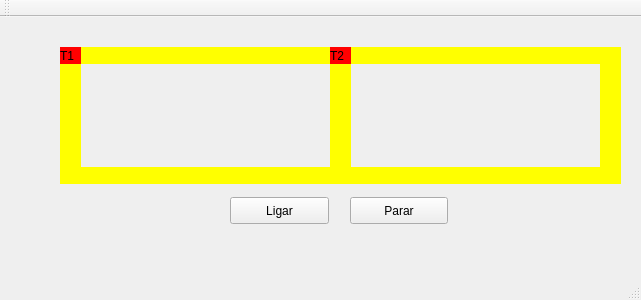
vhtor/ufrn-so, file trens/src/mainwindow.ui: the form before one commit.
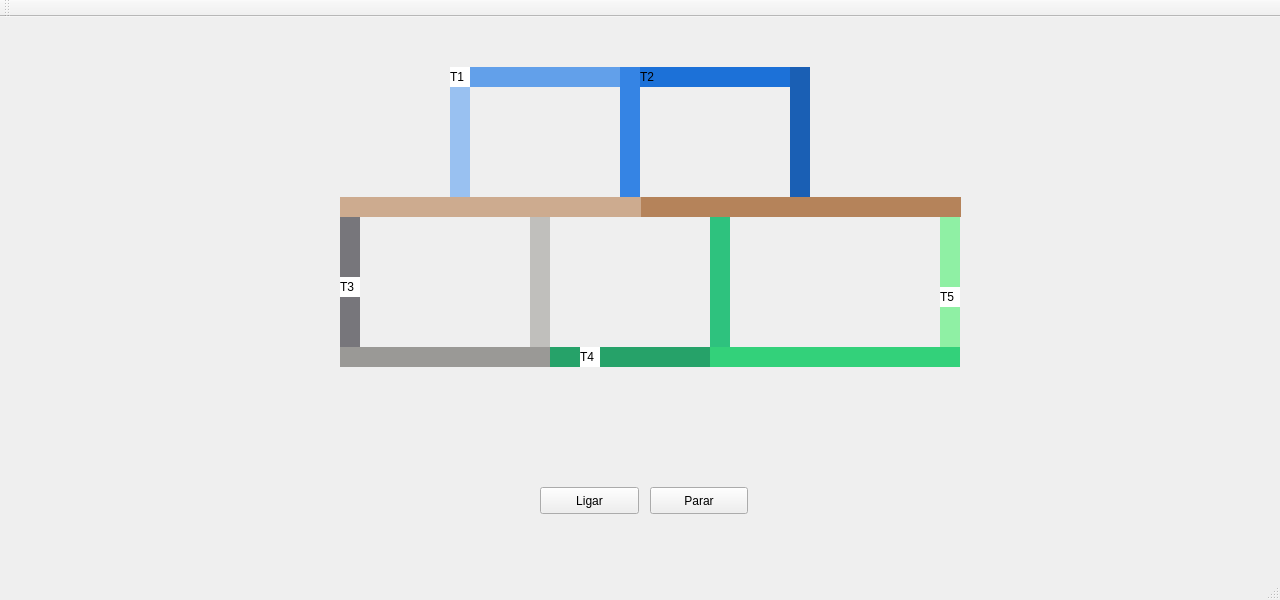
The form after the commit.

Commit message: Criados os trilhos e trens

Diff of the .ui file:
```diff
--- a/trens/src/mainwindow.ui
+++ b/trens/src/mainwindow.ui
@@ -6,8 +6,8 @@
    <rect>
     <x>0</x>
     <y>0</y>
-    <width>641</width>
-    <height>300</height>
+    <width>1280</width>
+    <height>600</height>
    </rect>
   </property>
   <property name="windowTitle">
@@ -17,88 +17,62 @@
    <widget class="QLabel" name="label_trem1">
     <property name="geometry">
      <rect>
-      <x>60</x>
-      <y>30</y>
-      <width>21</width>
-      <height>17</height>
+      <x>450</x>
+      <y>50</y>
+      <width>20</width>
+      <height>20</height>
      </rect>
     </property>
     <property name="styleSheet">
-     <string notr="true">QLabel { background: red}</string>
+     <string notr="true">QLabel { background: rgb(255, 255, 255)}</string>
     </property>
     <property name="text">
      <string>T1</string>
     </property>
    </widget>
-   <widget class="QLabel" name="label_trilho1">
-    <property name="geometry">
-     <rect>
-      <x>80</x>
-      <y>30</y>
-      <width>250</width>
-      <height>17</height>
-     </rect>
-    </property>
-    <property name="styleSheet">
-     <string notr="true">QLabel { background: yellow}</string>
-    </property>
-    <property name="text">
-     <string/>
-    </property>
-   </widget>
    <widget class="QLabel" name="label_trilho2">
     <property name="geometry">
      <rect>
-      <x>80</x>
-      <y>150</y>
-      <width>250</width>
-      <height>17</height>
+      <x>470</x>
+      <y>50</y>
+      <width>150</width>
+      <height>20</height>
      </rect>
     </property>
     <property name="styleSheet">
-     <string notr="true">QLabel { background: yellow}</string>
+     <string notr="true">QLabel { background: rgb(98, 160, 234)}</string>
     </property>
     <property name="text">
      <string/>
     </property>
    </widget>
-   <widget class="QLabel" name="label_trilho3">
+   <widget class="QLabel" name="label_trilho1">
     <property name="geometry">
      <rect>
-      <x>330</x>
-      <y>30</y>
-      <width>21</width>
-      <height>137</height>
+      <x>450</x>
+      <y>50</y>
+      <width>20</width>
+      <height>130</height>
      </rect>
     </property>
-    <property name="styleSheet">
-     <string notr="true">QLabel { background: yellow}</string>
+    <property name="autoFillBackground">
+     <bool>false</bool>
     </property>
-    <property name="text">
-     <string/>
-    </property>
-   </widget>
-   <widget class="QLabel" name="label_trilho4">
-    <property name="geometry">
-     <rect>
-      <x>60</x>
-      <y>30</y>
-      <width>21</width>
-      <height>137</height>
-     </rect>
-    </property>
     <property name="styleSheet">
-     <string notr="true">QLabel { background: yellow}</string>
+     <string notr="true">QLabel { background: rgb(153, 193, 241)}</string>
     </property>
     <property name="text">
      <string/>
     </property>
+    <property name="wordWrap">
+     <bool>false</bool>
+    </property>
    </widget>
-   <widget class="QPushButton" name="pushButton">
+   <widget class="QPushButton" name="pushButton_ligar">
     <property name="geometry">
      <rect>
-      <x>230</x>
-      <y>180</y>
+      <x>540</x>
+      <y>470</y>
       <width>99</width>
       <height>27</height>
      </rect>
@@ -107,11 +81,11 @@
      <string>Ligar</string>
     </property>
    </widget>
-   <widget class="QPushButton" name="pushButton_2">
+   <widget class="QPushButton" name="pushButton_parar">
     <property name="geometry">
      <rect>
-      <x>350</x>
-      <y>180</y>
+      <x>650</x>
+      <y>470</y>
       <width>98</width>
       <height>27</height>
      </rect>
@@ -120,88 +94,326 @@
      <string>Parar</string>
     </property>
    </widget>
-   <widget class="QLabel" name="label_trilho4_2">
-    <property name="geometry">
-     <rect>
-      <x>600</x>
-      <y>30</y>
-      <width>21</width>
-      <height>137</height>
-     </rect>
-    </property>
-    <property name="styleSheet">
-     <string notr="true">QLabel { background: yellow}</string>
-    </property>
-    <property name="text">
-     <string/>
-    </property>
-   </widget>
-   <widget class="QLabel" name="label_trilho1_2">
-    <property name="geometry">
-     <rect>
-      <x>350</x>
-      <y>30</y>
-      <width>250</width>
-      <height>17</height>
-     </rect>
-    </property>
-    <property name="styleSheet">
-     <string notr="true">QLabel { background: yellow}</string>
-    </property>
-    <property name="text">
-     <string/>
-    </property>
-   </widget>
-   <widget class="QLabel" name="label_trilho2_2">
-    <property name="geometry">
-     <rect>
-      <x>350</x>
-      <y>150</y>
-      <width>250</width>
-      <height>17</height>
-     </rect>
-    </property>
-    <property name="styleSheet">
-     <string notr="true">QLabel { background: yellow}</string>
-    </property>
-    <property name="text">
-     <string/>
-    </property>
-   </widget>
    <widget class="QLabel" name="label_trem2">
     <property name="geometry">
      <rect>
-      <x>330</x>
-      <y>30</y>
-      <width>21</width>
-      <height>17</height>
+      <x>640</x>
+      <y>50</y>
+      <width>20</width>
+      <height>20</height>
      </rect>
     </property>
     <property name="styleSheet">
-     <string notr="true">QLabel { background: red}</string>
+     <string notr="true">QLabel { background: rgb(255, 255, 255)};</string>
     </property>
     <property name="text">
      <string>T2</string>
     </property>
    </widget>
-   <zorder>label_trilho1</zorder>
+   <widget class="QLabel" name="label_trilho3">
+    <property name="geometry">
+     <rect>
+      <x>620</x>
+      <y>50</y>
+      <width>20</width>
+      <height>130</height>
+     </rect>
+    </property>
+    <property name="autoFillBackground">
+     <bool>false</bool>
+    </property>
+    <property name="styleSheet">
+     <string notr="true">QLabel { background: rgb(53, 132, 228)}</string>
+    </property>
+    <property name="text">
+     <string/>
+    </property>
+    <property name="wordWrap">
+     <bool>false</bool>
+    </property>
+   </widget>
+   <widget class="QLabel" name="label_trilho4">
+    <property name="geometry">
+     <rect>
+      <x>640</x>
+      <y>50</y>
+      <width>150</width>
+      <height>20</height>
+     </rect>
+    </property>
+    <property name="styleSheet">
+     <string notr="true">QLabel { background: rgb(28, 113, 216)}</string>
+    </property>
+    <property name="text">
+     <string/>
+    </property>
+   </widget>
+   <widget class="QLabel" name="label_trilho5">
+    <property name="geometry">
+     <rect>
+      <x>790</x>
+      <y>50</y>
+      <width>20</width>
+      <height>130</height>
+     </rect>
+    </property>
+    <property name="autoFillBackground">
+     <bool>false</bool>
+    </property>
+    <property name="styleSheet">
+     <string notr="true">QLabel { background: rgb(26, 95, 180)}</string>
+    </property>
+    <property name="text">
+     <string/>
+    </property>
+    <property name="wordWrap">
+     <bool>false</bool>
+    </property>
+   </widget>
+   <widget class="QLabel" name="label_trilho6">
+    <property name="geometry">
+     <rect>
+      <x>640</x>
+      <y>180</y>
+      <width>321</width>
+      <height>20</height>
+     </rect>
+    </property>
+    <property name="styleSheet">
+     <string notr="true">QLabel { background: rgb(181, 131, 90)}</string>
+    </property>
+    <property name="text">
+     <string/>
+    </property>
+   </widget>
+   <widget class="QLabel" name="label_trilho13">
+    <property name="geometry">
+     <rect>
+      <x>340</x>
+      <y>200</y>
+      <width>20</width>
+      <height>130</height>
+     </rect>
+    </property>
+    <property name="autoFillBackground">
+     <bool>false</bool>
+    </property>
+    <property name="styleSheet">
+     <string notr="true">QLabel { background: rgb(119, 118, 123)}</string>
+    </property>
+    <property name="text">
+     <string/>
+    </property>
+    <property name="wordWrap">
+     <bool>false</bool>
+    </property>
+   </widget>
+   <widget class="QLabel" name="label_trilho12">
+    <property name="geometry">
+     <rect>
+      <x>340</x>
+      <y>330</y>
+      <width>210</width>
+      <height>20</height>
+     </rect>
+    </property>
+    <property name="styleSheet">
+     <string notr="true">QLabel { background: rgb(154, 153, 150)}</string>
+    </property>
+    <property name="text">
+     <string/>
+    </property>
+   </widget>
+   <widget class="QLabel" name="label_trilho11">
+    <property name="geometry">
+     <rect>
+      <x>530</x>
+      <y>200</y>
+      <width>20</width>
+      <height>130</height>
+     </rect>
+    </property>
+    <property name="autoFillBackground">
+     <bool>false</bool>
+    </property>
+    <property name="styleSheet">
+     <string notr="true">QLabel { background: rgb(192, 191, 188)}</string>
+    </property>
+    <property name="text">
+     <string/>
+    </property>
+    <property name="wordWrap">
+     <bool>false</bool>
+    </property>
+   </widget>
+   <widget class="QLabel" name="label_trilho9">
+    <property name="geometry">
+     <rect>
+      <x>710</x>
+      <y>200</y>
+      <width>20</width>
+      <height>130</height>
+     </rect>
+    </property>
+    <property name="autoFillBackground">
+     <bool>false</bool>
+    </property>
+    <property name="styleSheet">
+     <string notr="true">QLabel { background: rgb(46, 194, 126)}</string>
+    </property>
+    <property name="text">
+     <string/>
+    </property>
+    <property name="wordWrap">
+     <bool>false</bool>
+    </property>
+   </widget>
+   <widget class="QLabel" name="label_trilho7">
+    <property name="geometry">
+     <rect>
+      <x>940</x>
+      <y>200</y>
+      <width>20</width>
+      <height>130</height>
+     </rect>
+    </property>
+    <property name="autoFillBackground">
+     <bool>false</bool>
+    </property>
+    <property name="styleSheet">
+     <string notr="true">QLabel { background: rgb(143, 240, 164)}</string>
+    </property>
+    <property name="text">
+     <string/>
+    </property>
+    <property name="wordWrap">
+     <bool>false</bool>
+    </property>
+   </widget>
+   <widget class="QLabel" name="label_trilho8">
+    <property name="geometry">
+     <rect>
+      <x>710</x>
+      <y>330</y>
+      <width>250</width>
+      <height>20</height>
+     </rect>
+    </property>
+    <property name="styleSheet">
+     <string notr="true">QLabel { background: rgb(51, 209, 122)}</string>
+    </property>
+    <property name="text">
+     <string/>
+    </property>
+   </widget>
+   <widget class="QLabel" name="label_trem3">
+    <property name="geometry">
+     <rect>
+      <x>340</x>
+      <y>260</y>
+      <width>20</width>
+      <height>20</height>
+     </rect>
+    </property>
+    <property name="styleSheet">
+     <string notr="true">QLabel { background: rgb(255, 255, 255)}</string>
+    </property>
+    <property name="text">
+     <string>T3</string>
+    </property>
+   </widget>
+   <widget class="QLabel" name="label_trem4">
+    <property name="geometry">
+     <rect>
+      <x>580</x>
+      <y>330</y>
+      <width>20</width>
+      <height>20</height>
+     </rect>
+    </property>
+    <property name="styleSheet">
+     <string notr="true">QLabel { background: rgb(255, 255, 255)}</string>
+    </property>
+    <property name="text">
+     <string>T4</string>
+    </property>
+   </widget>
+   <widget class="QLabel" name="label_trem5">
+    <property name="geometry">
+     <rect>
+      <x>940</x>
+      <y>270</y>
+      <width>20</width>
+      <height>20</height>
+     </rect>
+    </property>
+    <property name="styleSheet">
+     <string notr="true">QLabel { background: rgb(255, 255, 255)}</string>
+    </property>
+    <property name="text">
+     <string>T5</string>
+    </property>
+   </widget>
+   <widget class="QLabel" name="label_trilho14">
+    <property name="geometry">
+     <rect>
+      <x>340</x>
+      <y>180</y>
+      <width>301</width>
+      <height>20</height>
+     </rect>
+    </property>
+    <property name="styleSheet">
+     <string notr="true">QLabel { background: rgb(205, 171, 143)}</string>
+    </property>
+    <property name="text">
+     <string/>
+    </property>
+   </widget>
+   <widget class="QLabel" name="label_trilho10">
+    <property name="geometry">
+     <rect>
+      <x>550</x>
+      <y>330</y>
+      <width>160</width>
+      <height>20</height>
+     </rect>
+    </property>
+    <property name="styleSheet">
+     <string notr="true">QLabel { background: rgb(38, 162, 105)}</string>
+    </property>
+    <property name="text">
+     <string/>
+    </property>
+   </widget>
    <zorder>label_trilho2</zorder>
+   <zorder>label_trilho1</zorder>
+   <zorder>label_trem1</zorder>
+   <zorder>pushButton_ligar</zorder>
+   <zorder>pushButton_parar</zorder>
    <zorder>label_trilho3</zorder>
    <zorder>label_trilho4</zorder>
-   <zorder>label_trem1</zorder>
-   <zorder>pushButton</zorder>
-   <zorder>pushButton_2</zorder>
-   <zorder>label_trilho4_2</zorder>
-   <zorder>label_trilho1_2</zorder>
-   <zorder>label_trilho2_2</zorder>
    <zorder>label_trem2</zorder>
+   <zorder>label_trilho5</zorder>
+   <zorder>label_trilho6</zorder>
+   <zorder>label_trilho13</zorder>
+   <zorder>label_trilho12</zorder>
+   <zorder>label_trilho11</zorder>
+   <zorder>label_trilho9</zorder>
+   <zorder>label_trilho7</zorder>
+   <zorder>label_trilho8</zorder>
+   <zorder>label_trem3</zorder>
+   <zorder>label_trilho14</zorder>
+   <zorder>label_trilho10</zorder>
+   <zorder>label_trem4</zorder>
+   <zorder>label_trem5</zorder>
   </widget>
   <widget class="QMenuBar" name="menuBar">
    <property name="geometry">
     <rect>
      <x>0</x>
      <y>0</y>
-     <width>641</width>
+     <width>1280</width>
      <height>22</height>
     </rect>
    </property>
```
The commit also changes 2 other files.
